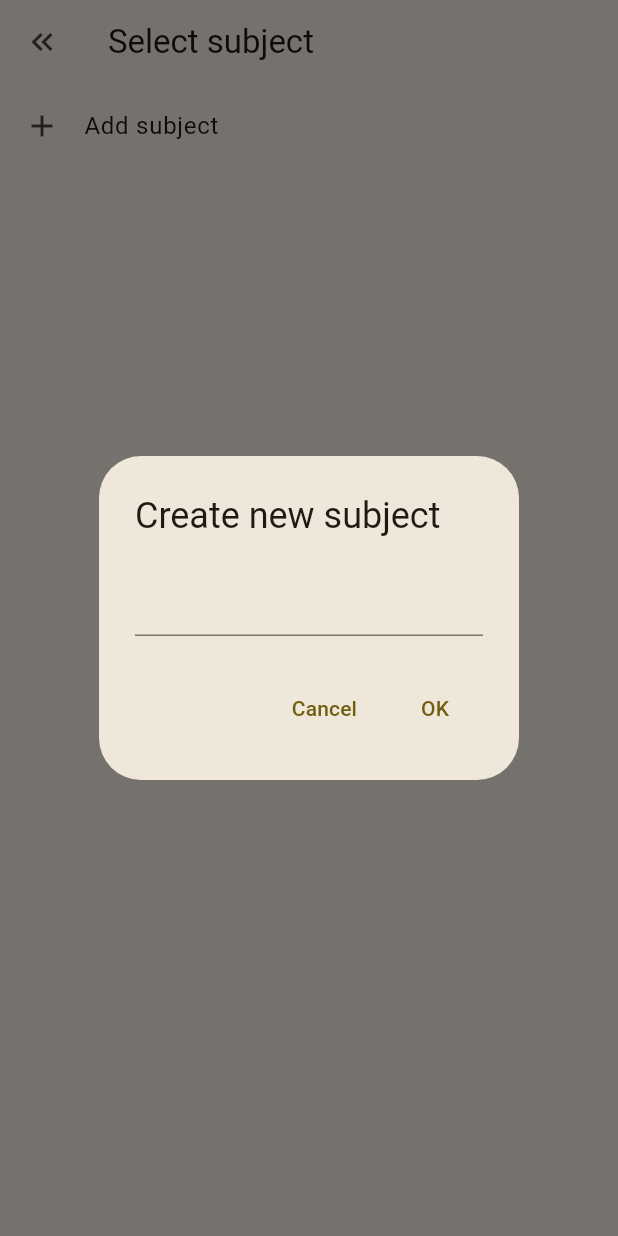
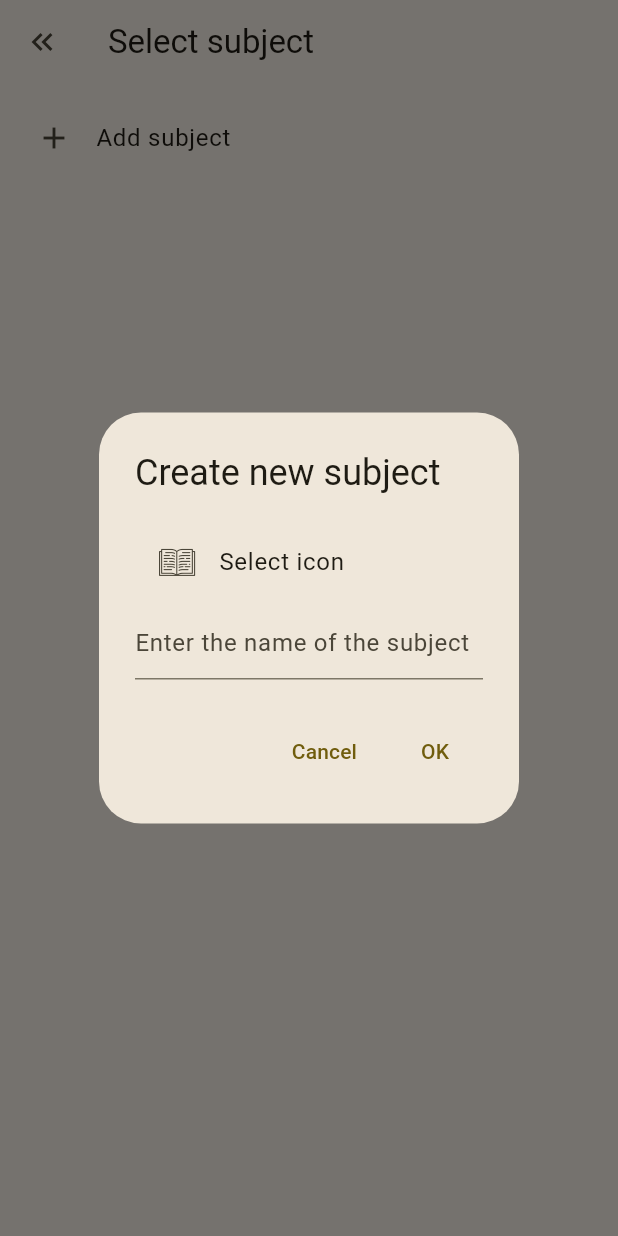
Before and after one commit to Buba98/Flashcard, a Flutter app: the screen it shows after launch, after a tap on the "keyboard double arrow right" icon, after a tap on "Add subject", on a phone screen of 412 x 824 dp. Run offline on Flutter 3.47's test engine with Material 2 defaults, Android fonts, the phone set to English and light mode, and no system bars; our stand-ins replace flutter_bloc, shared_preferences; missing offline and left inert: flutter_iconpicker.

Commit message:
Select icon on creation of deck and subject

```diff
--- a/lib/pages/home_page/subject_selection.dart
+++ b/lib/pages/home_page/subject_selection.dart
@@ -1,6 +1,7 @@
 import 'package:flutter/foundation.dart';
 import 'package:flutter/material.dart';
 import 'package:flutter_bloc/flutter_bloc.dart';
+import 'package:flutter_iconpicker/flutter_iconpicker.dart';
 
 import '../../bloc/subject_bloc.dart';
 import '../../model/subject.dart';
@@ -64,10 +65,44 @@ class SubjectSelection extends StatelessWidget {
 
     showDialog<String>(
       context: context,
-      builder: (BuildContext context) => AlertDialog(
+      builder: (BuildContext context) {
+        IconData icon = EducationIcons.openBook;
+
+        return StatefulBuilder(
+          builder: (BuildContext context, Function setState) {
+            return AlertDialog(
               title: const Text('Create new subject'),
-        content: TextField(
+              content: Flex(
+                direction: Axis.vertical,
+                mainAxisSize: MainAxisSize.min,
+                children: [
+                  AdaptableButton(
+                    onPressed: () async {
+                      IconData? newIcon =
+                          await FlutterIconPicker.showIconPicker(context,
+                              iconPackModes: [IconPack.custom],
+                              customIconPack: EducationIcons.icons);
+
+                      if (newIcon != null) {
+                        setState(() {
+                          icon = newIcon;
+                        });
+                      }
+                    },
+                    icon: icon,
+                    expanded: true,
+                    title: 'Select icon',
+                  ),
+                  const SizedBox(
+                    height: 8,
+                  ),
+                  TextField(
+                    decoration: const InputDecoration(
+                      hintText: 'Enter the name of the subject',
+                    ),
                     controller: textEditingController,
+                  ),
+                ],
               ),
               actions: <Widget>[
                 TextButton(
@@ -79,7 +114,7 @@ class SubjectSelection extends StatelessWidget {
                     context.read<SubjectBloc>().add(
                           AddSubject(
                             name: textEditingController.text,
-                      icon: EducationIcons.openBook,
+                            icon: icon,
                           ),
                         );
 
@@ -88,7 +123,10 @@ class SubjectSelection extends StatelessWidget {
                   child: const Text('OK'),
                 ),
               ],
-      ),
+            );
+          },
+        );
+      },
     );
   }
 }
--- a/lib/presentation/education_icons.dart
+++ b/lib/presentation/education_icons.dart
@@ -20,6 +20,60 @@ class EducationIcons {
 
   static const _kFontFam = 'EducationIcons';
   static const String? _kFontPkg = null;
+
+  static Map<String, IconData> get icons => {
+        'arts': arts,
+        'astronomy': astronomy,
+        'atom': atom,
+        'bag': bag,
+        'biology': biology,
+        'book apple': bookApple,
+        'book pen': bookPen,
+        'boy graduation': boyGraduation,
+        'boy study': boyStudy,
+        'calculator': calculator,
+        'certificate': certificate,
+        'chemistry': chemistry,
+        'clock': clock,
+        'compass': compass,
+        'desk chair': deskChair,
+        'discussion class': discussionClass,
+        'energy equivalency': energyEquivalency,
+        'female teacher': femaleTeacher,
+        'geology': geology,
+        'geometric': geometric,
+        'girl graduation': girlGraduation,
+        'girl student': girlStudent,
+        'girl study': girlStudy,
+        'graduation cap': graduationCap,
+        'language': language,
+        'library icon': libraryIcon,
+        'locker': locker,
+        'male teacher': maleTeacher,
+        'math': math,
+        'momentum': momentum,
+        'music': music,
+        'notebook': notebook,
+        'notes': notes,
+        'numeracy': numeracy,
+        'online learning': onlineLearning,
+        'open book': openBook,
+        'pdf': pdf,
+        'presentation': presentation,
+        'school': school,
+        'school bus': schoolBus,
+        'sport': sport,
+        'squareRoot': squareRoot,
+        'student question': studentQuestion,
+        'study lamp': studyLamp,
+        'teacher desk': teacherDesk,
+        'teaching': teaching,
+        'test': test,
+        'theatre': theatre,
+        'tools': tools,
+        'trophy': trophy,
+        'tutorial': tutorial,
+      };
 
   static const IconData arts =
       IconData(0xe800, fontFamily: _kFontFam, fontPackage: _kFontPkg);
--- a/lib/widget/adaptable_page.dart
+++ b/lib/widget/adaptable_page.dart
@@ -140,7 +140,12 @@ class MobilePage extends StatelessWidget {
           expanded: false,
         ),
       ),
-      body: expanded ? drawer : content,
+      body: expanded
+          ? Padding(
+              padding: const EdgeInsets.all(8.0),
+              child: drawer,
+            )
+          : content,
     );
   }
 }
```
Also changed, not shown: lib/pages/home_page/home_content/deck_selection.dart (+43 -4 lines), pubspec.yaml (+4 -5 lines). Lines whose indentation alone changed are shown as unchanged.
